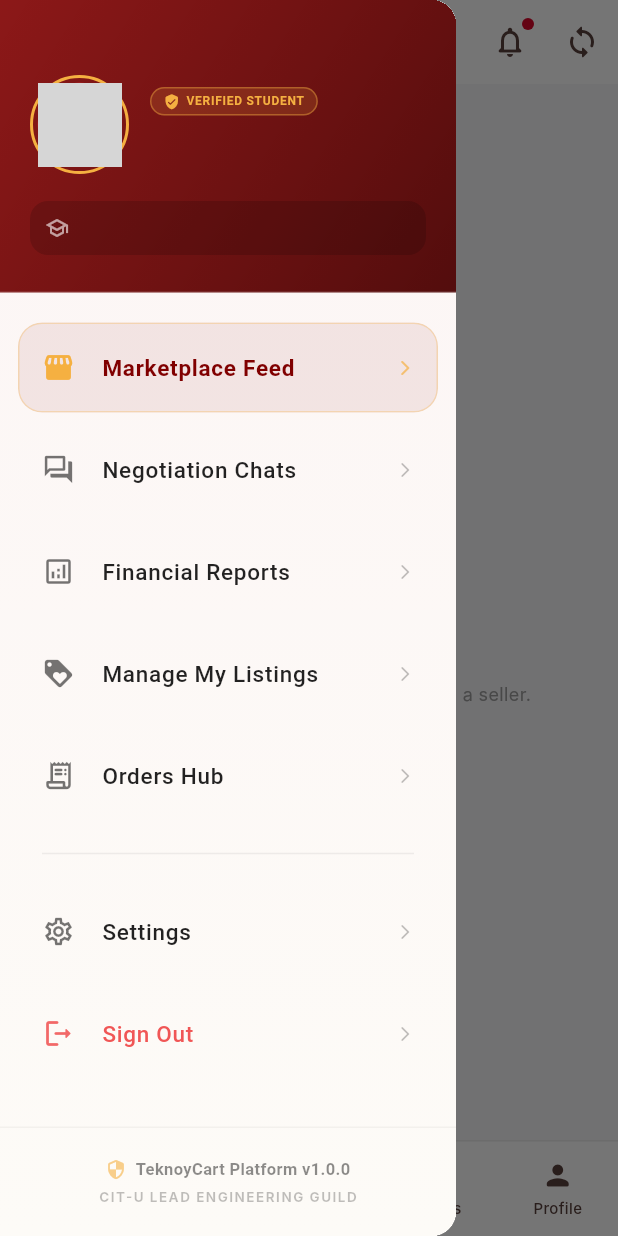
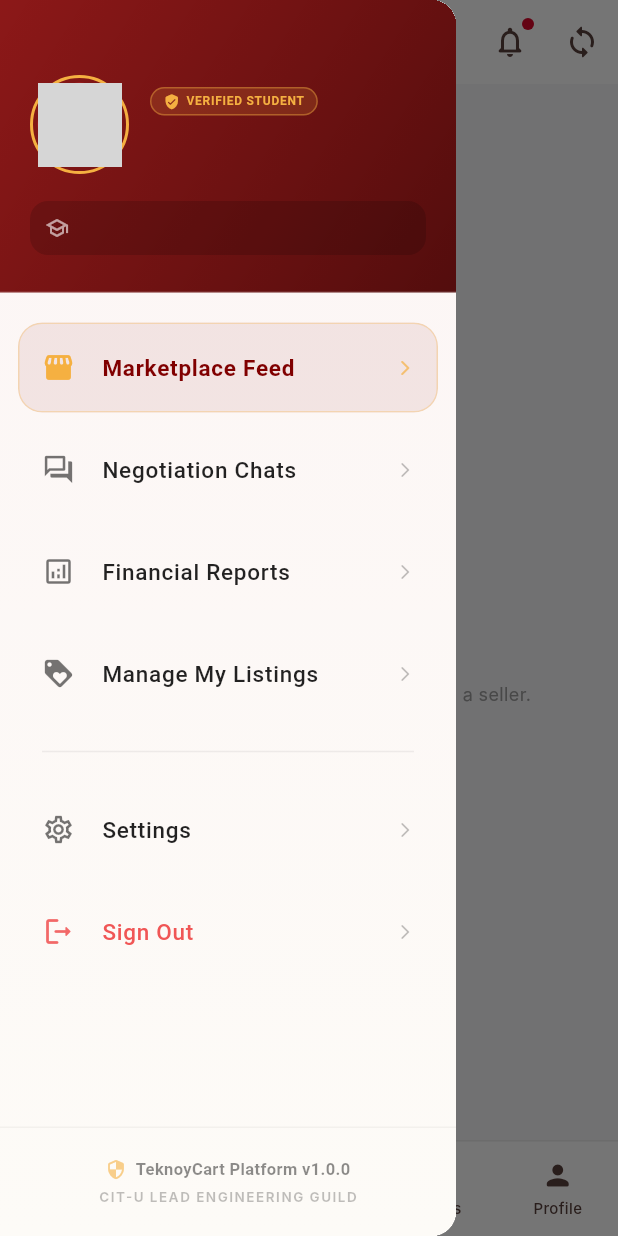
Before and after one commit to VeryLuckyMe/TeknoyCart, a Flutter app: the screen it shows once a user with an empty profile is signed in, item 2 of the bottom bar chosen, with the side drawer open, on a phone screen of 412 x 824 dp. Run offline on Flutter 3.47's test engine with Material 3 defaults, Android fonts, the phone set to English and light mode, and no system bars; our stand-ins replace cached_network_image, flutter_riverpod, image_picker, supabase_flutter; missing offline and left inert: dart:html; accounts and stored records are empty; network calls fail; Roboto replaces fonts that are missing (Inter, Outfit); grey boxes are pictures that could not be loaded.

Commit message:
Orders tab UI fixed

```diff
--- a/lib/core/navigation_drawer.dart
+++ b/lib/core/navigation_drawer.dart
@@ -236,18 +236,7 @@ class TeknoyNavigationDrawer extends ConsumerWidget {
                           );
                         },
                       ),
-                      _buildNavTile(
-                        context,
-                        icon: Icons.receipt_long_rounded,
-                        title: 'Orders Hub',
-                        onTap: () {
-                          Navigator.pop(context);
-                          Navigator.push(
-                            context,
-                            MaterialPageRoute(builder: (context) => const OrderHistoryView()),
-                          );
-                        },
-                      ),
+
                       Padding(
                         padding: const EdgeInsets.symmetric(horizontal: 16, vertical: 10),
                         child: Divider(color: isDark ? Colors.white.withOpacity(0.08) : Colors.black.withOpacity(0.06)),
--- a/lib/features/feed/views/product_discovery_feed_view.dart
+++ b/lib/features/feed/views/product_discovery_feed_view.dart
@@ -18,6 +18,7 @@ import 'package:teknoycart/features/chat/providers/chat_provider.dart';
 import 'package:teknoycart/features/feed/views/search_results_view.dart';
 import 'package:teknoycart/features/chat/views/inbox_view.dart';
 import 'package:teknoycart/features/auth/views/auth_gate_view.dart';
+import 'package:teknoycart/features/checkout/views/order_history_view.dart';
 import 'package:teknoycart/features/checkout/providers/cart_provider.dart';
 import 'package:teknoycart/features/checkout/views/cart_view.dart';
 /// Product Discovery Feed representing Figma Node 1:39.
@@ -577,7 +578,7 @@ class _ProductDiscoveryFeedViewState extends ConsumerState<ProductDiscoveryFeedV
                   : _activeTab == 2
                       ? 'Sell Items'
                       : _activeTab == 3
-                          ? 'Orders & Pickups'
+                          ? 'My Orders'
                           : 'Wildcat Profile',
           style: const TextStyle(
             fontFamily: 'Outfit',
@@ -758,7 +759,7 @@ class _ProductDiscoveryFeedViewState extends ConsumerState<ProductDiscoveryFeedV
       case 2:
         return _buildSellTabBody(context);
       case 3:
-        return _buildOrdersTabBody(context);
+        return const OrderHistoryView();
       case 4:
         return _buildProfileTabBody(context);
       default:
```
